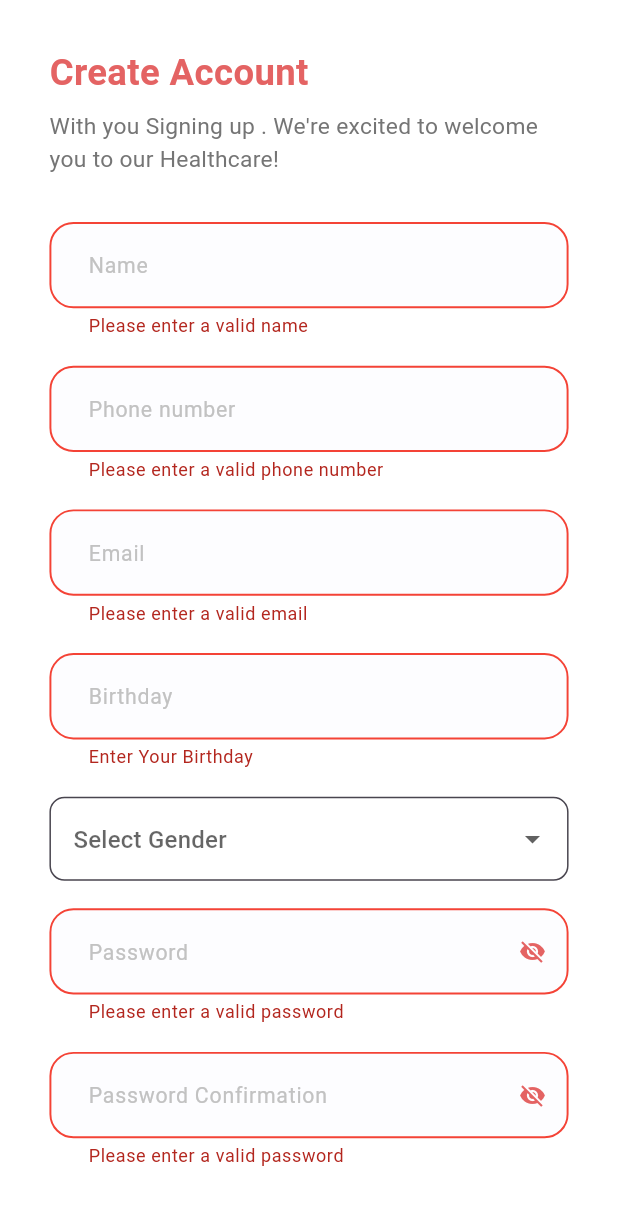
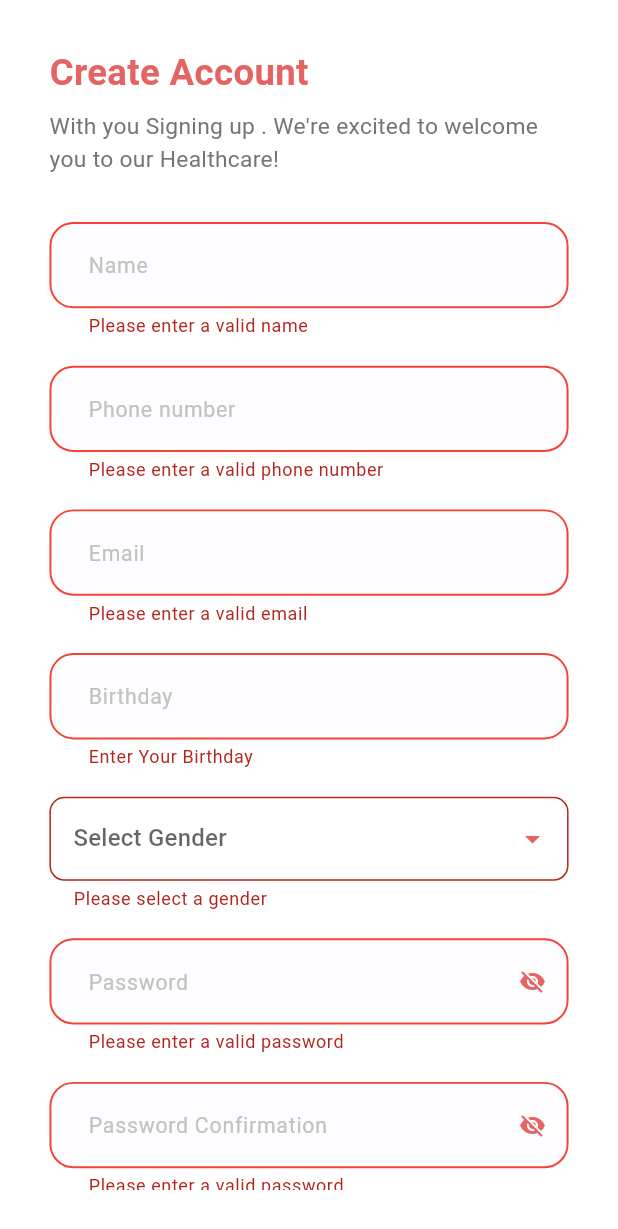
Before and after one commit to AhmedRamy20/MedCare_grad, a Flutter app: the SignupScreen screen opened by its route, after a tap on "Sign up", on a phone screen of 412 x 824 dp. Shown: the top 1229 px of the screen. Run offline on Flutter 3.47's test engine with Material 3 defaults, Android fonts, the phone set to English and light mode, and no system bars; our stand-ins replace bubble, carousel_slider, curved_navigation_bar, dio, flutter_bloc, flutter_screenutil and 4 more; accounts and stored records are empty.

Commit message:
ui dropmenu edits

```diff
--- a/lib/features/sign_up/ui/widgets/sign_up_form.dart
+++ b/lib/features/sign_up/ui/widgets/sign_up_form.dart
@@ -3,6 +3,7 @@ import 'package:flutter_bloc/flutter_bloc.dart';
 import 'package:medical_app/core/helpers/regex_and_validation.dart';
 import 'package:medical_app/core/helpers/spacing.dart';
 import 'package:medical_app/core/theming/colors.dart';
+import 'package:medical_app/core/theming/styles.dart';
 import 'package:medical_app/core/widgets/general_text_form_feild.dart';
 import 'package:medical_app/features/login/ui/widgets/password_with_validation.dart';
 import 'package:medical_app/features/sign_up/logic/cubit/sign_up_cubit.dart';
@@ -123,10 +124,26 @@ class _SignUpRegisterationFormState extends State<SignUpRegisterationForm> {
               filled: true,
               fillColor: Colors.white,
               hintText: 'Select Gender',
+              hintStyle: TextStyles.font14GrayRegular,
               border: OutlineInputBorder(
+                borderSide: const BorderSide(color: ColorsProvider.lGray),
                 borderRadius: BorderRadius.circular(10.0),
               ),
+              enabledBorder: OutlineInputBorder(
+                borderSide: const BorderSide(color: ColorsProvider.lGray),
+                borderRadius: BorderRadius.circular(16.0),
+              ),
             ),
+            icon: const Icon(
+              Icons.arrow_drop_down,
+              color: ColorsProvider.primaryBink,
+            ),
+            validator: (value) {
+              if (value == null || value.isEmpty) {
+                return 'Please select a gender';
+              }
+              return null;
+            },
           ),
           verticalSpace(18),
           MyTextFormFeild(
```
